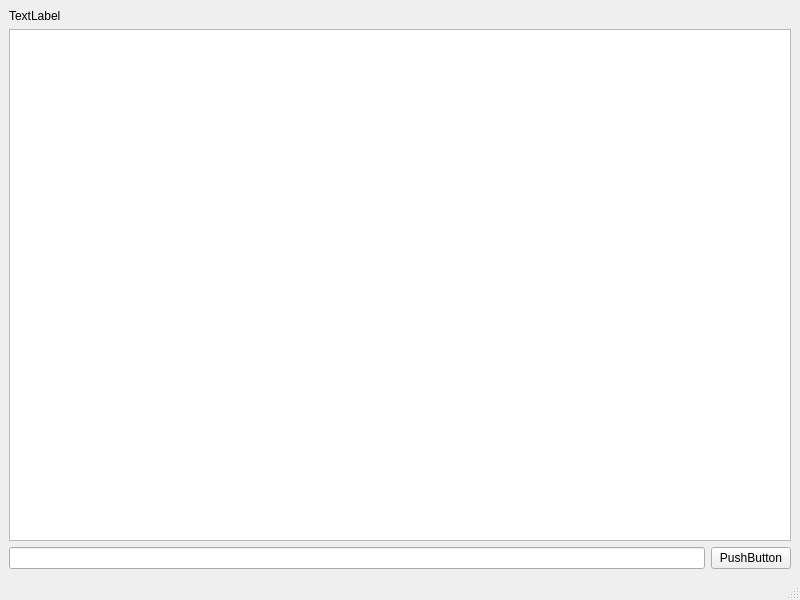
Before: the Qt Designer form client/mainwindow.ui in elena-luce/TestTask, drawn with Qt 5.
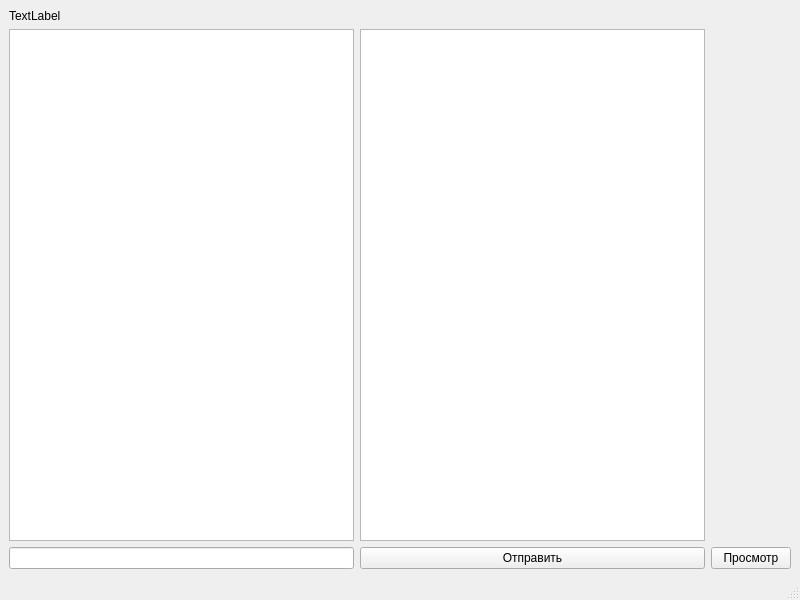
After: the same form once the commit is applied.

Commit message: edit dir path

The edit to the form file:
```diff
--- a/client/mainwindow.ui
+++ b/client/mainwindow.ui
@@ -15,6 +15,22 @@
   </property>
   <widget class="QWidget" name="centralwidget">
    <layout class="QGridLayout" name="gridLayout">
+    <item row="2" column="1">
+     <widget class="QPushButton" name="pcmd">
+      <property name="text">
+       <string>Отправить</string>
+      </property>
+     </widget>
+    </item>
+    <item row="1" column="0">
+     <widget class="QTextEdit" name="m_ptxtInfo"/>
+    </item>
+    <item row="2" column="0">
+     <widget class="QLineEdit" name="m_ptxtInput"/>
+    </item>
+    <item row="1" column="1">
+     <widget class="QListView" name="listIm"/>
+    </item>
     <item row="0" column="0">
      <layout class="QVBoxLayout" name="pvbxLayout">
       <item>
@@ -26,16 +42,10 @@
       </item>
      </layout>
     </item>
-    <item row="1" column="0" colspan="2">
-     <widget class="QTextEdit" name="m_ptxtInfo"/>
-    </item>
-    <item row="2" column="0">
-     <widget class="QLineEdit" name="m_ptxtInput"/>
-    </item>
-    <item row="2" column="1">
-     <widget class="QPushButton" name="pcmd">
+    <item row="2" column="2">
+     <widget class="QPushButton" name="pushButton">
       <property name="text">
-       <string>PushButton</string>
+       <string>Просмотр</string>
       </property>
      </widget>
     </item>
```
The commit also changes 2 other files.
